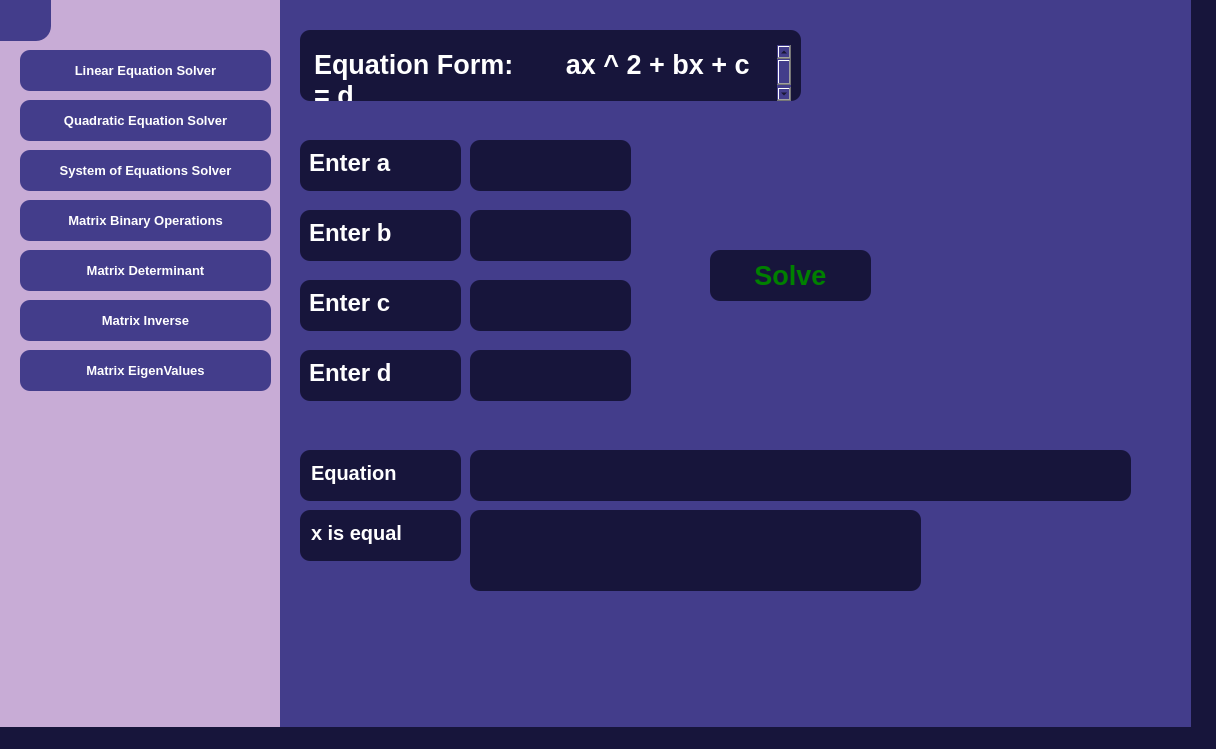
Old version of the form algebraxpert.ui in the repository AbdallahSalah003/AlgebraXpert.
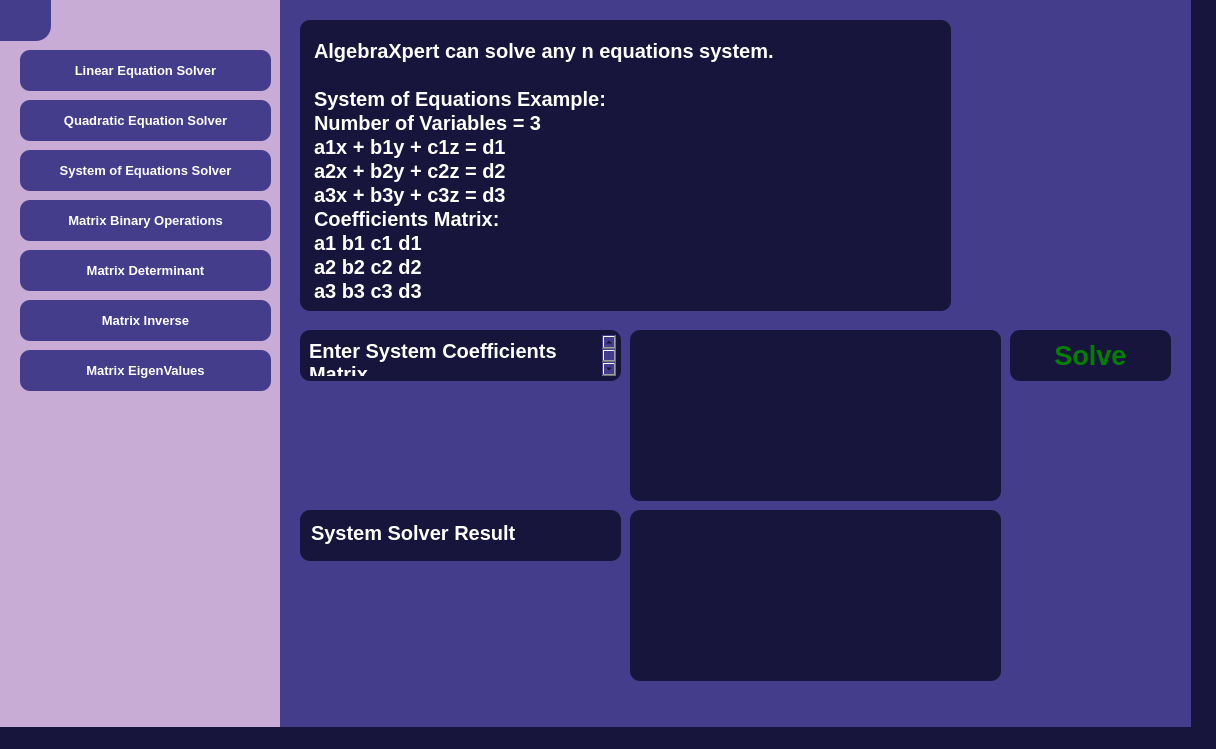
New version of the form. Icons and pictures are not drawn.

Commit message: Add System Solver View

Patch:
```diff
--- a/algebraxpert.ui
+++ b/algebraxpert.ui
@@ -1332,13 +1332,226 @@
      </property>
     </widget>
    </widget>
+   <widget class="QWidget" name="systemEquationsSolverMenu" native="true">
+    <property name="geometry">
+     <rect>
+      <x>280</x>
+      <y>-30</y>
+      <width>911</width>
+      <height>771</height>
+     </rect>
+    </property>
+    <property name="styleSheet">
+     <string notr="true">background-color: #433D8B;</string>
+    </property>
+    <widget class="QPlainTextEdit" name="systemEquationExampleTextEdit">
+     <property name="geometry">
+      <rect>
+       <x>20</x>
+       <y>50</y>
+       <width>651</width>
+       <height>291</height>
+      </rect>
+     </property>
+     <property name="styleSheet">
+      <string notr="true">QPlainTextEdit {
+    font-family: 'Lato', sans-serif;
+    font-size: 15pt;
+    font-weight: 700;
+    color: #ffffff;
+    background-color: #17153B;
+    border: none;
+    border-radius: 10px;
+    padding: 15px 10px 0px 10px; /* Adjust padding for button size */
+    text-align: center;
+}
+</string>
+     </property>
+     <property name="readOnly">
+      <bool>true</bool>
+     </property>
+     <property name="plainText">
+      <string>AlgebraXpert can solve any n equations system.
+
+System of Equations Example:   
+Number of Variables = 3    
+a1x + b1y + c1z = d1 
+a2x + b2y + c2z = d2
+a3x + b3y + c3z = d3
+Coefficients Matrix:
+a1 b1 c1 d1
+a2 b2 c2 d2
+a3 b3 c3 d3</string>
+     </property>
+    </widget>
+    <widget class="QTextEdit" name="enterSystemCoefficientsMatrixTextEdit">
+     <property name="geometry">
+      <rect>
+       <x>350</x>
+       <y>360</y>
+       <width>371</width>
+       <height>171</height>
+      </rect>
+     </property>
+     <property name="styleSheet">
+      <string notr="true">QTextEdit {
+    font-family: 'Lato', sans-serif;
+    font-size: 20pt;
+    font-weight: 700;
+    color: #ffffff;
+    background-color: #17153B;
+    border: none;
+    border-radius: 10px;
+    padding: 1px; /* Adjust padding for button size */
+    text-align: center;
+}
+</string>
+     </property>
+    </widget>
+    <widget class="QTextEdit" name="showSystemSolverResultTextEdit">
+     <property name="geometry">
+      <rect>
+       <x>350</x>
+       <y>540</y>
+       <width>371</width>
+       <height>171</height>
+      </rect>
+     </property>
+     <property name="styleSheet">
+      <string notr="true">QTextEdit {
+    font-family: 'Lato', sans-serif;
+    font-size: 20pt;
+    font-weight: 700;
+    color: #ffffff;
+    background-color: #17153B;
+    border: none;
+    border-radius: 10px;
+    padding: 1px; /* Adjust padding for button size */
+    text-align: center;
+}
+</string>
+     </property>
+     <property name="readOnly">
+      <bool>true</bool>
+     </property>
+    </widget>
+    <widget class="QTextEdit" name="labelEnterSystemCoefficientsMatrix">
+     <property name="geometry">
+      <rect>
+       <x>20</x>
+       <y>360</y>
+       <width>321</width>
+       <height>51</height>
+      </rect>
+     </property>
+     <property name="styleSheet">
+      <string notr="true">QTextEdit {
+    font-family: 'Lato', sans-serif;
+    font-size: 15pt;
+    font-weight: 700;
+    color: #ffffff;
+    background-color: #17153B;
+    border: none;
+    border-radius: 10px;
+    padding: 5px; /* Adjust padding for button size */
+    text-align: center;
+}
+</string>
+     </property>
+     <property name="readOnly">
+      <bool>true</bool>
+     </property>
+     <property name="html">
+      <string>&lt;!DOCTYPE HTML PUBLIC &quot;-//W3C//DTD HTML 4.0//EN&quot; &quot;http://www.w3.org/TR/REC-html40/strict.dtd&quot;&gt;
+&lt;html&gt;&lt;head&gt;&lt;meta name=&quot;qrichtext&quot; content=&quot;1&quot; /&gt;&lt;meta charset=&quot;utf-8&quot; /&gt;&lt;style type=&quot;text/css&quot;&gt;
+p, li { white-space: pre-wrap; }
+hr { height: 1px; border-width: 0; }
+li.unchecked::marker { content: &quot;\2610&quot;; }
+li.checked::marker { content: &quot;\2612&quot;; }
+&lt;/style&gt;&lt;/head&gt;&lt;body style=&quot; font-family:'Lato','sans-serif'; font-size:15pt; font-weight:700; font-style:normal;&quot;&gt;
+&lt;p style=&quot; margin-top:0px; margin-bottom:0px; margin-left:0px; margin-right:0px; -qt-block-indent:0; text-indent:0px;&quot;&gt;Enter System Coefficients Matrix&lt;/p&gt;&lt;/body&gt;&lt;/html&gt;</string>
+     </property>
+    </widget>
+    <widget class="QTextEdit" name="labelSystemSolverResult">
+     <property name="geometry">
+      <rect>
+       <x>20</x>
+       <y>540</y>
+       <width>321</width>
+       <height>51</height>
+      </rect>
+     </property>
+     <property name="styleSheet">
+      <string notr="true">QTextEdit {
+    font-family: 'Lato', sans-serif;
+    font-size: 15pt;
+    font-weight: 700;
+    color: #ffffff;
+    background-color: #17153B;
+    border: none;
+    border-radius: 10px;
+    padding: 7px; /* Adjust padding for button size */
+    text-align: center;
+}
+</string>
+     </property>
+     <property name="readOnly">
+      <bool>true</bool>
+     </property>
+     <property name="html">
+      <string>&lt;!DOCTYPE HTML PUBLIC &quot;-//W3C//DTD HTML 4.0//EN&quot; &quot;http://www.w3.org/TR/REC-html40/strict.dtd&quot;&gt;
+&lt;html&gt;&lt;head&gt;&lt;meta name=&quot;qrichtext&quot; content=&quot;1&quot; /&gt;&lt;meta charset=&quot;utf-8&quot; /&gt;&lt;style type=&quot;text/css&quot;&gt;
+p, li { white-space: pre-wrap; }
+hr { height: 1px; border-width: 0; }
+li.unchecked::marker { content: &quot;\2610&quot;; }
+li.checked::marker { content: &quot;\2612&quot;; }
+&lt;/style&gt;&lt;/head&gt;&lt;body style=&quot; font-family:'Lato','sans-serif'; font-size:15pt; font-weight:700; font-style:normal;&quot;&gt;
+&lt;p style=&quot; margin-top:0px; margin-bottom:0px; margin-left:0px; margin-right:0px; -qt-block-indent:0; text-indent:0px;&quot;&gt;System Solver Result&lt;/p&gt;&lt;/body&gt;&lt;/html&gt;</string>
+     </property>
+    </widget>
+    <widget class="QPushButton" name="systemEquationSolveButton">
+     <property name="geometry">
+      <rect>
+       <x>730</x>
+       <y>360</y>
+       <width>161</width>
+       <height>51</height>
+      </rect>
+     </property>
+     <property name="styleSheet">
+      <string notr="true">QPushButton {
+    font-family: 'Lato', sans-serif;
+    font-size: 20pt;
+    font-weight: 700;
+    color: green;
+    background-color: #17153B;
+    border: none;
+    border-radius: 10px;
+    padding: 10px 20px; /* Adjust padding for button size */
+    text-align: center;
+}
+
+QPushButton:hover {
+    background-color: #2E236C;
+    opacity: 0.5; /* Fade effect on hover */
+}</string>
+     </property>
+     <property name="text">
+      <string>Solve</string>
+     </property>
+     <property name="icon">
+      <iconset theme="QIcon::ThemeIcon::MediaPlaybackStart"/>
+     </property>
+    </widget>
+   </widget>
+   <zorder>quadraticEquationSolverMenu</zorder>
    <zorder>LinearEquationSolverMenu</zorder>
    <zorder>algebraVector</zorder>
    <zorder>welcomeText</zorder>
    <zorder>startButton</zorder>
    <zorder>exitButton</zorder>
    <zorder>sideBar</zorder>
-   <zorder>quadraticEquationSolverMenu</zorder>
+   <zorder>systemEquationsSolverMenu</zorder>
   </widget>
   <widget class="QMenuBar" name="menubar">
    <property name="geometry">
```
The commit also changes 2 other files.
